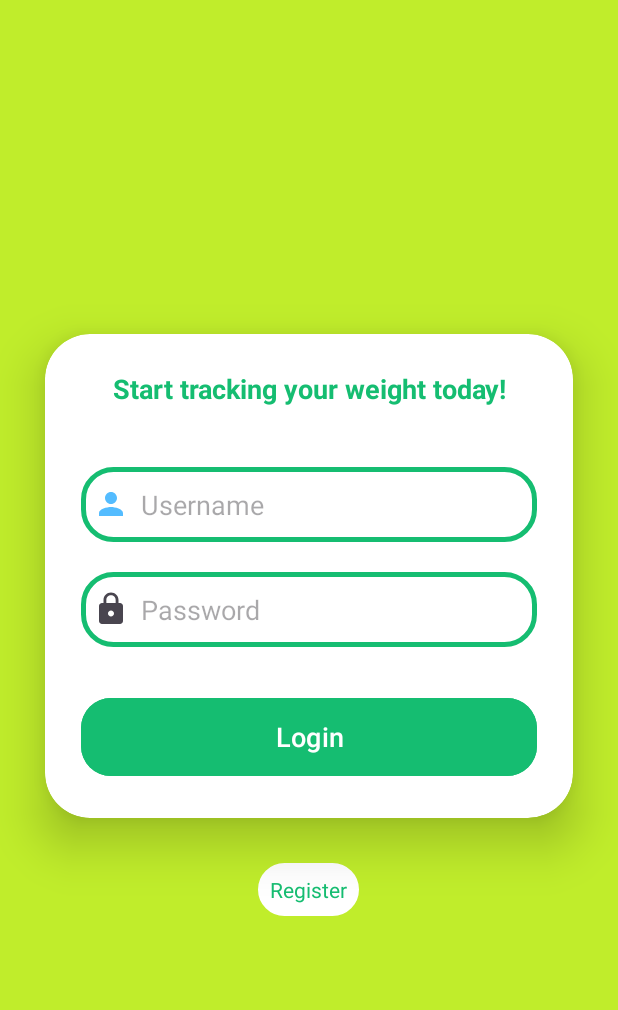
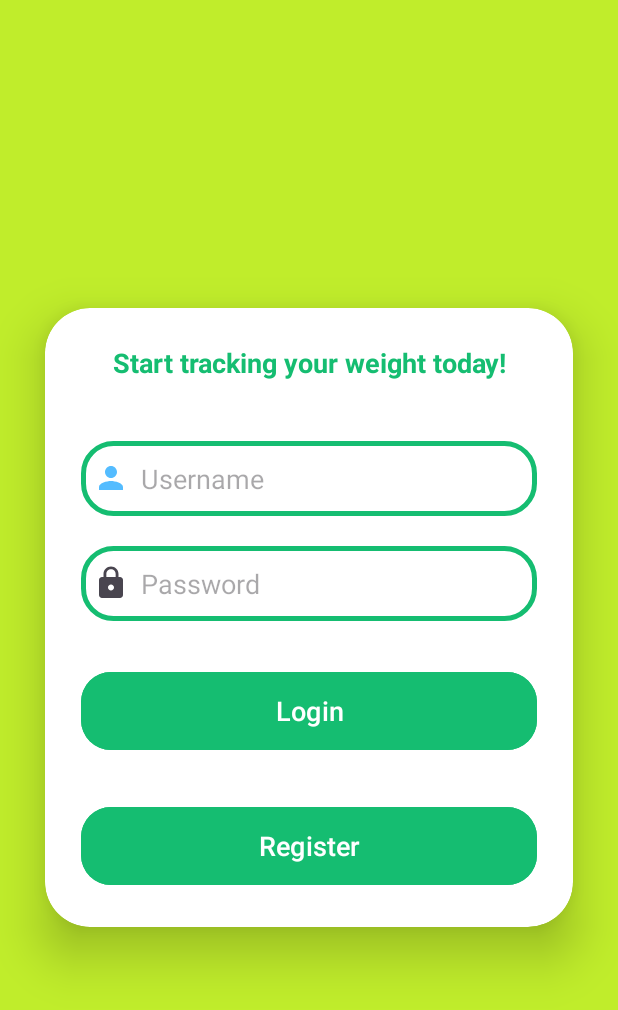
Before and after one commit to ecan0/WeightTracker-CS-360, an Android app: the screen it shows after launch (LoginActivity), after a tap on "Login", on a phone screen of 412 x 824 dp. Shown: the top 1010 px of the screen. Run offline under Robolectric (Android 15) with nearby library versions, the phone set to English and light mode, and no system bars; our stand-ins replace Room's generated code.

Commit message:
Successfully add UserDatabase and functionality for registering/logging in local users.

```diff
--- /dev/null
+++ b/app/src/main/java/com/example/weighttracker/Data/UserDatabase.java
@@ -0,0 +1,23 @@
+package com.example.weighttracker.Data;
+
+import androidx.room.Database;
+import androidx.room.Room;
+import androidx.room.RoomDatabase;
+import android.content.Context;
+
+@Database(entities = {User.class}, version = 1)
+public abstract class UserDatabase extends RoomDatabase {
+    private static UserDatabase instance;
+
+    public abstract UserDao userDao();
+
+    public static synchronized UserDatabase getInstance(Context context) {
+        if (instance == null) {
+            instance = Room.databaseBuilder(context.getApplicationContext(),
+                            UserDatabase.class, "user_database")
+                    .fallbackToDestructiveMigration()
+                    .build();
+        }
+        return instance;
+    }
+}
--- a/app/src/main/java/com/example/weighttracker/Views/LoginActivity.java
+++ b/app/src/main/java/com/example/weighttracker/Views/LoginActivity.java
@@ -1,38 +1,113 @@
 package com.example.weighttracker.Views;
 
 import androidx.appcompat.app.AppCompatActivity;
-
+import android.app.AlertDialog;
 import android.os.Bundle;
 import android.widget.Button;
 import android.widget.EditText;
 import android.widget.Toast;
 import android.content.Intent;
+import android.view.View;
+import com.example.weighttracker.Data.User;
+import com.example.weighttracker.Data.UserDao;
+import com.example.weighttracker.Data.UserDatabase;
 import com.example.weighttracker.R;
+
+import java.util.concurrent.ExecutorService;
+import java.util.concurrent.Executors;
 
 public class LoginActivity extends AppCompatActivity {
 
+    // UI elements
     EditText username;
     EditText password;
     Button loginButton;
+    Button registerButton;
 
+    // Database access object
+    UserDao userDao;
+
+    // Executor service for background tasks
+    ExecutorService executorService;
 
     @Override
     protected void onCreate(Bundle savedInstanceState) {
         super.onCreate(savedInstanceState);
         setContentView(R.layout.activity_login);
 
+        // Initialize UI elements
         username = findViewById(R.id.username);
         password = findViewById(R.id.password);
         loginButton = findViewById(R.id.loginButton);
+        registerButton = findViewById(R.id.registerButton);
 
+        // Initialize UserDao and ExecutorService
+        userDao = UserDatabase.getInstance(this).userDao();
+        executorService = Executors.newSingleThreadExecutor();
+
+        // Set login button click listener
         loginButton.setOnClickListener(view -> {
-            if (username.getText().toString().equals("username") && password.getText().toString().equals("password")) {
-                Toast.makeText(LoginActivity.this, "Login Successful!", Toast.LENGTH_SHORT).show();
-                Intent intent = new Intent(LoginActivity.this, MainActivity.class);
-                startActivity(intent);
+            String usernameText = username.getText().toString().trim();
+            String passwordText = password.getText().toString().trim();
+
+            // Check if username and password are empty
+            if (usernameText.isEmpty() || passwordText.isEmpty()) {
+                Toast.makeText(LoginActivity.this, "Username and password cannot be empty.", Toast.LENGTH_SHORT).show();
+                return;
+            }
+
+            // Execute login task in background
+            executorService.execute(() -> {
+                User user = userDao.getUser(usernameText, passwordText);
+                runOnUiThread(() -> {
+                    if (user != null) {
+                        Toast.makeText(LoginActivity.this, "Login Successful!", Toast.LENGTH_SHORT).show();
+                        Intent intent = new Intent(LoginActivity.this, MainActivity.class);
+                        startActivity(intent);
+                    } else {
+                        Toast.makeText(LoginActivity.this, "Login Failed! Invalid username or password.", Toast.LENGTH_SHORT).show();
+                    }
+                });
+            });
+        });
+
+        // Set register button click listener
+        registerButton.setOnClickListener(this::registerHelper);
+    }
+
+    // Helper method for user registration
+    public void registerHelper(View view) {
+        String usernameText = username.getText().toString().trim();
+        String passwordText = password.getText().toString().trim();
+
+        // Check if username and password are empty
+        if (usernameText.isEmpty() || passwordText.isEmpty()) {
+            showAlertDialog("Error", "Username and password cannot be empty.");
+            return;
+        }
+
+        // Execute registration task in background
+        executorService.execute(() -> {
+            User existingUser = userDao.getUser(usernameText, passwordText);
+            if (existingUser != null) {
+                runOnUiThread(() -> showAlertDialog("Error", "User already exists."));
             } else {
-                Toast.makeText(LoginActivity.this, "Login Failed!", Toast.LENGTH_SHORT).show();
+                User newUser = new User();
+                newUser.username = usernameText;
+                newUser.password = passwordText;
+                userDao.insert(newUser);
+                runOnUiThread(() -> showAlertDialog("Success", "User registered successfully."));
             }
         });
     }
+
+    // Method to show alert dialog
+    private void showAlertDialog(String title, String message) {
+        new AlertDialog.Builder(this)
+                .setTitle(title)
+                .setMessage(message)
+                .setPositiveButton(android.R.string.ok, null)
+                .setIcon(android.R.drawable.ic_dialog_alert)
+                .show();
+    }
 }
--- a/app/src/main/res/layout/activity_login.xml
+++ b/app/src/main/res/layout/activity_login.xml
@@ -8,7 +8,7 @@
     android:orientation="vertical"
     android:gravity="center"
     android:background="@color/yellow"
-    tools:context=".LoginActivity">
+    tools:context=".Views.LoginActivity">
     <!--
     Code citation:
     Knowledge, A. (2022, October 10).
@@ -80,22 +80,18 @@
                 android:backgroundTint="@color/green"
                 app:cornerRadius = "20dp"/>
 
+            <Button
+                android:layout_width="match_parent"
+                android:layout_height="60dp"
+                android:id="@+id/registerButton"
+                android:text="@string/register"
+                android:textSize="18sp"
+                android:layout_marginTop="30dp"
+                android:backgroundTint="@color/green"
+                app:cornerRadius = "20dp"/>
+
         </LinearLayout>
 
     </androidx.cardview.widget.CardView>
 
-    <TextView
-        android:layout_width="wrap_content"
-        android:layout_height="wrap_content"
-        android:padding="8dp"
-        android:text="@string/register"
-        android:textSize="14sp"
-        android:textAlignment="center"
-        android:id="@+id/signupText"
-        android:textColor="@color/green"
-        android:background="@drawable/custom_edittext"
-        android:backgroundTint="@color/white"
-        app:cornerRadius = "20dp"
-        android:layout_marginBottom="20dp"/>
-
 </LinearLayout>
```
